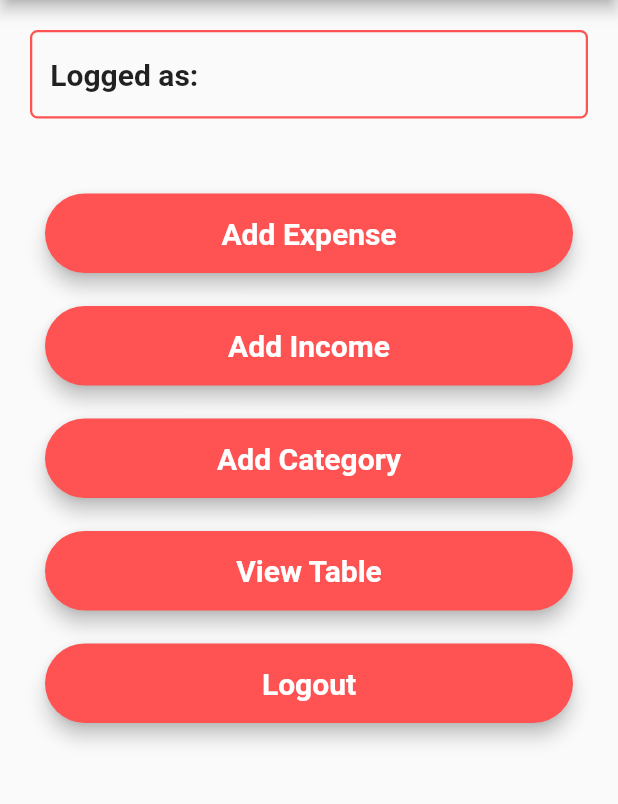
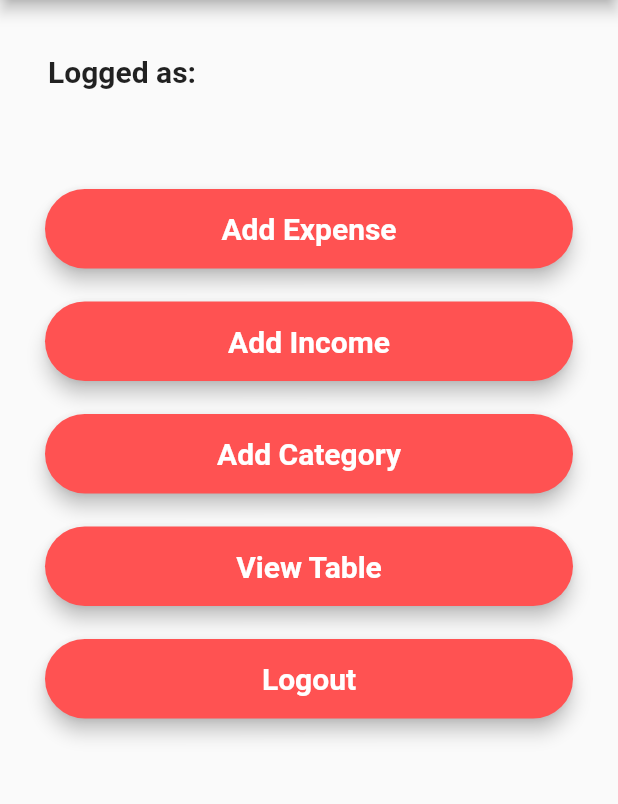
Before and after one commit to ZuzaTwardowska/Bilans-app, a Flutter app: the HomePage screen opened directly, on a phone screen of 412 x 824 dp, the part 84-888 px from its top. Run offline on Flutter 3.47's test engine with Material 2 defaults, Android fonts, the phone set to English and light mode, and no system bars; our stand-ins replace cloud_firestore, firebase_auth, firebase_core, fluttertoast; accounts and stored records are empty.

Commit message:
Fix back arrow

```diff
--- a/lib/pages/home_page.dart
+++ b/lib/pages/home_page.dart
@@ -127,14 +127,7 @@ class _HomePageState extends State<HomePage> {
         child: Expanded(
           child: Column(
             children: <Widget>[
-              Container(
-                decoration: BoxDecoration(
-                  border: Border.all(color: Colors.redAccent, width: 1.5),
-                  borderRadius: const BorderRadius.all(
-                    Radius.circular(5.0),
-                  ),
-                ),
-                child: Padding(
+              Padding(
                 padding: const EdgeInsets.all(12.0),
                 child: Row(
                   children: <Widget>[
@@ -149,22 +142,25 @@ class _HomePageState extends State<HomePage> {
                     ),
                     Expanded(
                       child: Column(children: [
-                          Text("${loggedInUser.name} ${loggedInUser.surname}",
+                        Text(
+                          "${loggedInUser.name} ${loggedInUser.surname}",
                           style: const TextStyle(
                             color: Colors.black54,
                             fontWeight: FontWeight.w500,
-                              )),
+                          ),
+                          textAlign: TextAlign.right,
+                        ),
                         Text(
                           "${loggedInUser.email}",
                           style: const TextStyle(
                             color: Colors.black54,
                             fontWeight: FontWeight.w500,
                           ),
+                          textAlign: TextAlign.right,
                         ),
                       ]),
                     ),
                   ],
-                  ),
                 ),
               ),
               const SizedBox(
--- a/lib/pages/register_page.dart
+++ b/lib/pages/register_page.dart
@@ -184,7 +184,7 @@ class _RegistrationPageState extends State<RegistrationPage> {
         elevation: 0,
         leading: IconButton(
           icon: const Icon(Icons.arrow_back, color: Colors.red),
-          onPressed: () {},
+          onPressed: () => Navigator.of(context).pop(),
         ),
       ),
       body: Center(
```
Lines whose indentation alone changed are shown as unchanged.
